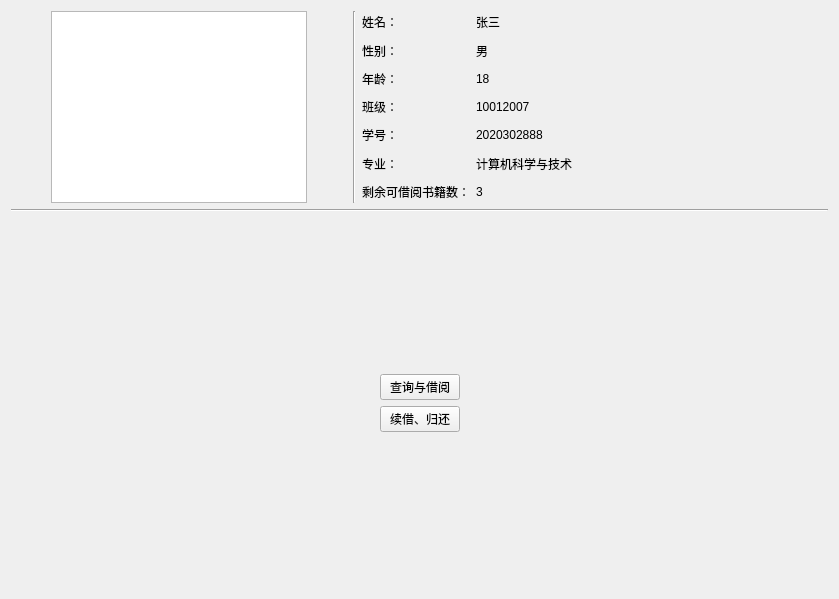
Before: the Qt Designer form ui/studentMain.ui in Fenejifen/sql-work, drawn with Qt 5.
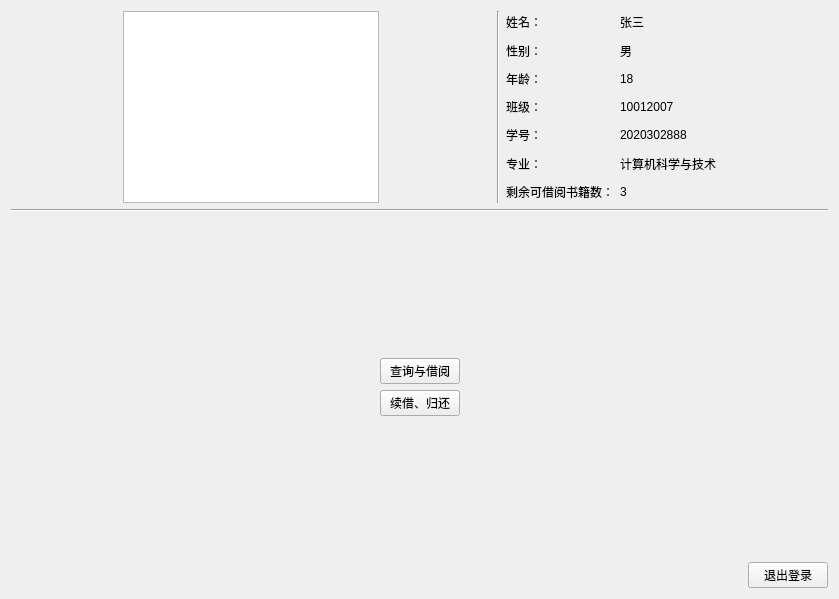
After: the same form once the commit is applied.

Commit message: 增加续借与归还界面，全部界面增加返回按钮。

The edit to the form file:
```diff
--- a/ui/studentMain.ui
+++ b/ui/studentMain.ui
@@ -13,12 +13,10 @@
   <property name="windowTitle">
    <string>学生操作界面</string>
   </property>
-  <layout class="QVBoxLayout" name="verticalLayout_5">
-   <item>
-    <layout class="QVBoxLayout" name="verticalLayout_4">
-     <item>
       <layout class="QHBoxLayout" name="horizontalLayout_3">
        <item>
+    <layout class="QVBoxLayout" name="verticalLayout_4">
+     <item>
         <layout class="QHBoxLayout" name="horizontalLayout_2">
          <item>
           <spacer name="horizontalSpacer">
@@ -49,8 +47,6 @@
            </property>
           </spacer>
          </item>
-        </layout>
-       </item>
        <item>
         <widget class="Line" name="line">
          <property name="orientation">
@@ -290,6 +286,30 @@
        </property>
       </spacer>
      </item>
+     <item>
+      <layout class="QHBoxLayout" name="horizontalLayout">
+       <item>
+        <spacer name="horizontalSpacer_8">
+         <property name="orientation">
+          <enum>Qt::Horizontal</enum>
+         </property>
+         <property name="sizeHint" stdset="0">
+          <size>
+           <width>40</width>
+           <height>20</height>
+          </size>
+         </property>
+        </spacer>
+       </item>
+       <item>
+        <widget class="QPushButton" name="backButton">
+         <property name="text">
+          <string>退出登录</string>
+         </property>
+        </widget>
+       </item>
+      </layout>
+     </item>
     </layout>
    </item>
   </layout>
```
Lines whose indentation alone changed are shown as unchanged. The commit also changes 7 other files.
